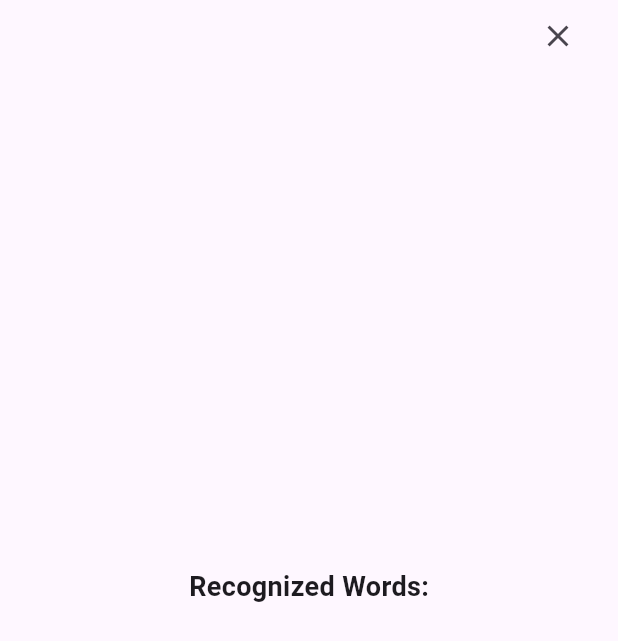
After one commit to gothalsakshi/demo_search_application, a Flutter app: the RecognizedVoiceScreen screen opened directly, on a phone screen of 412 x 824 dp. The commit adds this screen. Shown: the top 641 px of the screen. Run offline on Flutter 3.47's test engine with Material 2 defaults, Android fonts, the phone set to English and light mode, and no system bars; our stand-ins replace get, go_router, image_picker, speech_to_text; missing offline and left inert: tflite; project files that could hold a hidden picture were left out.

Commit message:
implemented voice search for static data

```diff
--- /dev/null
+++ b/lib/Voice Search/voice_screen.dart
@@ -0,0 +1,75 @@
+// import 'package:flutter/material.dart';
+
+// class VoiceSearchScreen extends StatelessWidget {
+//   const VoiceSearchScreen({super.key});
+
+//   @override
+//   Widget build(BuildContext context) {
+//     return Scaffold(
+//       body: Center(child: Text('Recognized data')),
+//     );
+//   }
+// }
+
+import 'package:demo_search_application/Voice%20Search/voice_search_controller.dart';
+import 'package:flutter/material.dart';
+import 'package:get/get.dart';
+import 'package:speech_to_text/speech_recognition_result.dart';
+import 'package:speech_to_text/speech_to_text.dart' as stt;
+
+// void main() {
+//   runApp(MyApp());
+// }
+
+// class MyApp extends StatelessWidget {
+//   @override
+//   Widget build(BuildContext context) {
+//     return MaterialApp(
+//       home: VoiceSearchScreen(),
+//     );
+//   }
+// }
+
+class RecognizedVoiceScreen extends StatefulWidget {
+  const RecognizedVoiceScreen({super.key});
+
+  @override
+  _RecognizedVoiceScreenState createState() => _RecognizedVoiceScreenState();
+}
+
+class _RecognizedVoiceScreenState extends State<RecognizedVoiceScreen> {
+  final controller = Get.put(VoiceSearchScreenController());
+
+@override
+  void initState() {
+    super.initState();
+    controller.initSpeech();
+    controller.startListening();
+  }
+  @override
+  Widget build(BuildContext context) {
+
+    return Scaffold(
+      floatingActionButton: IconButton(onPressed: (){
+        Get.back();
+      }, icon: Icon(Icons.close)),
+      floatingActionButtonLocation: FloatingActionButtonLocation.endTop,
+      body: Center(
+        child: Column(
+          mainAxisAlignment: MainAxisAlignment.center,
+          children: [
+            const Text(
+              'Recognized Words:',
+              style: TextStyle(fontSize: 18, fontWeight: FontWeight.bold),
+            ),
+            const SizedBox(height: 8),
+            Obx(() => Text(
+              controller.lastWords.value,
+              style: const TextStyle(fontSize: 24),
+            )),
+          ],
+        ),
+      ),
+    );
+  }
+}
--- a/lib/Voice Search/voice_search_controller.dart
+++ b/lib/Voice Search/voice_search_controller.dart
@@ -3,8 +3,17 @@ import 'package:get/get.dart';
 import 'package:speech_to_text/speech_recognition_result.dart';
 import 'package:speech_to_text/speech_to_text.dart';
 
-class VoiceSearchScreenController extends GetxController{
-  List<String> books = ['In Search of Lost Time','Ramayan','Mahabharat','Sruti and Smriti','Abhang','Gita Govinda','Lilavati','Yajur Veda',];
+class VoiceSearchScreenController extends GetxController {
+  List<String> books = [
+    'In Search of Lost Time',
+    'Ramayan',
+    'Mahabharat',
+    'Sruti and Smriti',
+    'Abhang',
+    'Gita Govinda',
+    'Lilavati',
+    'Yajur Veda',
+  ];
   SpeechToText speechToText = SpeechToText();
   RxBool speechEnabled = false.obs;
   RxString lastWords = ''.obs;
@@ -18,12 +27,16 @@ class VoiceSearchScreenController extends GetxController{
     initSpeech();
   }
 
-   void initSpeech() async {
+  void initSpeech() async {
     speechEnabled.value = await speechToText.initialize();
+    print('voice search initialized');
   }
 
   void startListening() async {
+    initSpeech();
     await speechToText.listen(onResult: onSpeechResult);
+    update(['updateVoice']);
+    print('started listen');
   }
 
   void stopListening() async {
@@ -31,17 +44,40 @@ class VoiceSearchScreenController extends GetxController{
   }
 
   void onSpeechResult(SpeechRecognitionResult result) {
-      lastWords.value = result.recognizedWords;
+    matchData.clear();
+    lastWords.value = result.recognizedWords;
+    searchController.text = result.recognizedWords;
+    //  if (searchController.text.isNotEmpty) {
+      for (var i = 0; i < books.length; i++) {
+        if(books[i].contains(searchController.text) || books[i] == searchController.text){
+          matchData.add(books[i]);
+        }
+
+      }
+        // matchData.add( books.where((element) => element.toLowerCase().contains(searchController.text)))
+            // ;
+        print('matched data 1---->${matchData.toString()}');
+      // } else {
+      //   matchData.clear();
+      // }
+
+    // searchInList(searchController.text);
+    // update(['updateVoice']);
+    print('on result checked---  ${searchController.text}');
+
   }
 
-  void searchInList(String searchData){
+  void searchInList(String searchData) {
     searchController.addListener(() {
       lastWords.value = searchController.text;
-      if(searchController.text.isNotEmpty){
-        matchData.value = books.where((element) => element.toLowerCase().contains(searchData)).toList();
-      }else{
+      if (searchController.text.isNotEmpty) {
+        matchData.value = books
+            .where((element) => element.toLowerCase().contains(searchData))
+            .toList();
+        print('matched data---->${matchData.toString()}');
+      } else {
         matchData.clear();
       }
-     });
+    });
   }
 }
--- a/lib/main.dart
+++ b/lib/main.dart
@@ -3,6 +3,8 @@ import 'package:demo_search_application/Voice%20Search/voice_search_screen.dart'
 import 'package:demo_search_application/app/home_screen.dart';
 import 'package:flutter/material.dart';
 import 'package:get/get.dart';
+
+// import 'Voice Search/voice_screen.dart';
 
 void main() {
   runApp(const MyApp());
@@ -35,7 +37,7 @@ class MyApp extends StatelessWidget {
         colorScheme: ColorScheme.fromSeed(seedColor: Colors.deepPurple),
         useMaterial3: true,
       ),
-      home: const VoiceSearchScreen(),
+      home:  const VoiceSearchScreen(),
     );
   }
 }
```
Also changed, not shown: lib/Voice Search/voice_search_screen.dart (+23 -6 lines), 8 other files.
